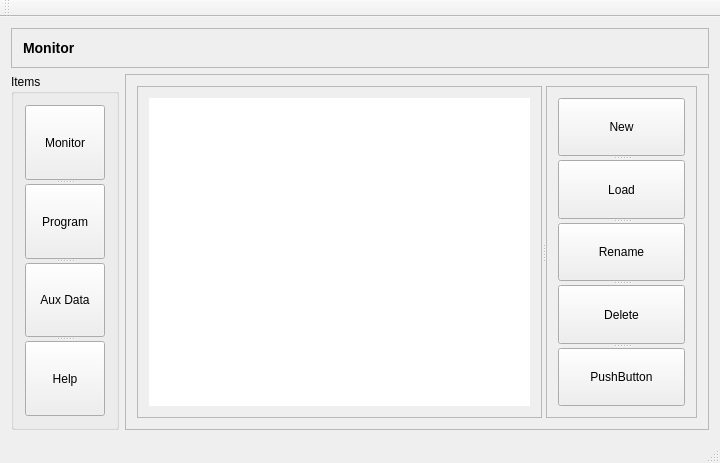
simachewh/chamberControlPcGUIPT, file mainwindow.ui: the form before one commit.
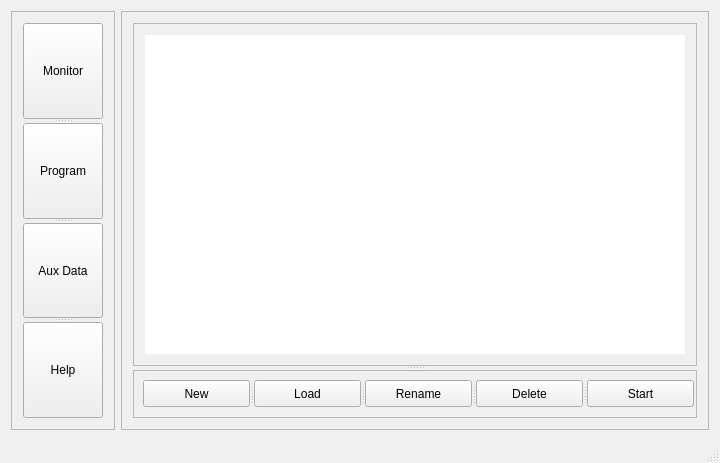
The form after the commit. Icons and pictures are not drawn.

```diff
--- a/mainwindow.ui
+++ b/mainwindow.ui
@@ -30,30 +30,20 @@
      <height>0</height>
     </size>
    </property>
-   <layout class="QGridLayout" name="gridLayout_6">
-    <item row="0" column="0" colspan="2">
-     <widget class="QFrame" name="titleFrame">
-      <property name="frameShape">
-       <enum>QFrame::StyledPanel</enum>
-      </property>
-      <property name="frameShadow">
-       <enum>QFrame::Raised</enum>
-      </property>
       <layout class="QGridLayout" name="gridLayout_4">
        <item row="0" column="0">
-        <widget class="QLabel" name="titleLabel">
-         <property name="text">
-          <string>&lt;h3&gt;Monitor&lt;/h3&gt;</string>
-         </property>
-        </widget>
-       </item>
-      </layout>
-     </widget>
-    </item>
-    <item row="1" column="0">
-     <widget class="QGroupBox" name="navGroupBox">
-      <property name="title">
-       <string>Items</string>
+     <widget class="QFrame" name="navFrame">
+      <property name="sizePolicy">
+       <sizepolicy hsizetype="Fixed" vsizetype="Minimum">
+        <horstretch>0</horstretch>
+        <verstretch>0</verstretch>
+       </sizepolicy>
+      </property>
+      <property name="frameShape">
+       <enum>QFrame::StyledPanel</enum>
+      </property>
+      <property name="frameShadow">
+       <enum>QFrame::Raised</enum>
       </property>
       <layout class="QGridLayout" name="gridLayout_5">
        <item row="0" column="0">
@@ -86,7 +76,7 @@
       </layout>
      </widget>
     </item>
-    <item row="1" column="1">
+    <item row="0" column="1">
      <widget class="QStackedWidget" name="stackedWidget">
       <property name="frameShape">
        <enum>QFrame::StyledPanel</enum>
@@ -536,11 +526,11 @@
        </layout>
       </widget>
       <widget class="QWidget" name="programPage">
-       <layout class="QGridLayout" name="gridLayout_10">
+       <layout class="QGridLayout" name="gridLayout_9">
         <item row="0" column="0">
          <widget class="QSplitter" name="splitter_3">
           <property name="orientation">
-           <enum>Qt::Horizontal</enum>
+           <enum>Qt::Vertical</enum>
           </property>
           <widget class="QFrame" name="programsViewFrame">
            <property name="frameShape">
@@ -570,7 +560,7 @@
           </widget>
           <widget class="QFrame" name="programActionsFrame">
            <property name="sizePolicy">
-            <sizepolicy hsizetype="Fixed" vsizetype="Minimum">
+            <sizepolicy hsizetype="Minimum" vsizetype="Fixed">
              <horstretch>0</horstretch>
              <verstretch>0</verstretch>
             </sizepolicy>
@@ -581,11 +571,23 @@
            <property name="frameShadow">
             <enum>QFrame::Raised</enum>
            </property>
-           <layout class="QGridLayout" name="gridLayout_9">
-            <item row="0" column="0">
              <widget class="QSplitter" name="splitter_2">
+            <property name="geometry">
+             <rect>
+              <x>10</x>
+              <y>10</y>
+              <width>551</width>
+              <height>27</height>
+             </rect>
+            </property>
+            <property name="sizePolicy">
+             <sizepolicy hsizetype="Minimum" vsizetype="Minimum">
+              <horstretch>0</horstretch>
+              <verstretch>0</verstretch>
+             </sizepolicy>
+            </property>
               <property name="orientation">
-               <enum>Qt::Vertical</enum>
+             <enum>Qt::Horizontal</enum>
               </property>
               <widget class="QPushButton" name="newProgramButton">
                <property name="text">
@@ -609,12 +611,10 @@
               </widget>
               <widget class="QPushButton" name="pushButton_5">
                <property name="text">
-                <string>PushButton</string>
+              <string>Start</string>
                </property>
               </widget>
              </widget>
-            </item>
-           </layout>
           </widget>
          </widget>
         </item>
@@ -659,14 +659,6 @@
     </rect>
    </property>
   </widget>
-  <widget class="QToolBar" name="mainToolBar">
-   <attribute name="toolBarArea">
-    <enum>TopToolBarArea</enum>
-   </attribute>
-   <attribute name="toolBarBreak">
-    <bool>false</bool>
-   </attribute>
-  </widget>
   <widget class="QStatusBar" name="statusBar"/>
  </widget>
  <layoutdefault spacing="6" margin="11"/>
```
Left out of the diff: 7 changed lines with no effect on the pictures. Lines whose indentation alone changed are shown as unchanged.
